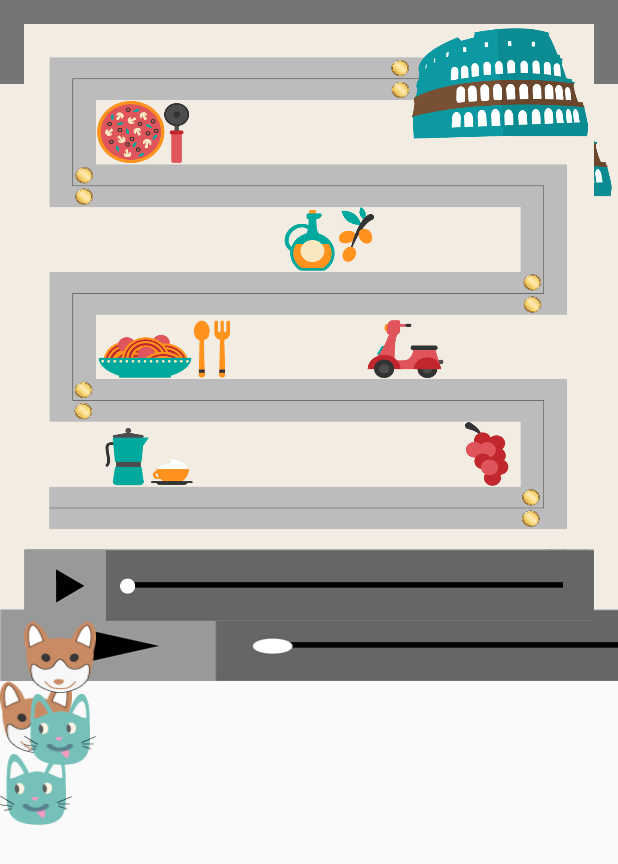
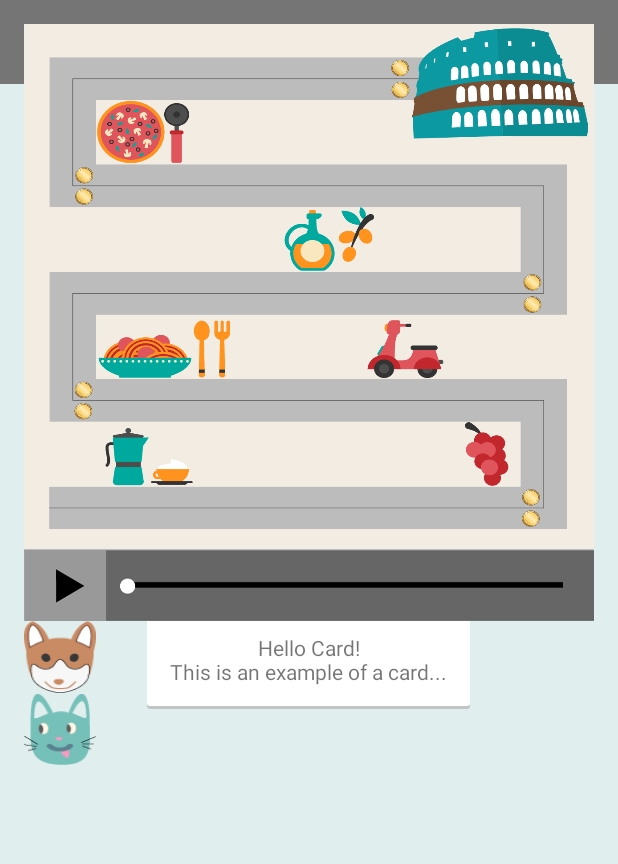
Before and after one commit to RahulJKVerma/kidsense, an Android app: the screen it shows after launch (MainActivity), on a phone screen of 412 x 824 dp. Shown: the top 864 px of the screen. Run offline under Robolectric (Android 15) with nearby library versions, the phone set to English and light mode, and no system bars; 1 statement that could not run was skipped.

Commit message:
card layout for Leaderboard

```diff
--- /dev/null
+++ b/TreasureTrail 2/app/src/main/res/drawable/layer_card_background.xml
@@ -0,0 +1,20 @@
+<?xml version="1.0" encoding="utf-8"?>
+<layer-list xmlns:android="http://schemas.android.com/apk/res/android">
+    <item>
+        <shape android:shape="rectangle">
+            <solid android:color="#CABBBBBB"/>
+            <corners android:radius="2dp" />
+        </shape>
+    </item>
+
+    <item
+        android:left="0dp"
+        android:right="0dp"
+        android:top="0dp"
+        android:bottom="2dp">
+        <shape android:shape="rectangle">
+            <solid android:color="@android:color/white"/>
+            <corners android:radius="2dp" />
+        </shape>
+    </item>
+</layer-list>
--- a/TreasureTrail 2/app/src/main/res/layout/leaderboardfragment.xml
+++ b/TreasureTrail 2/app/src/main/res/layout/leaderboardfragment.xml
@@ -1,48 +1,18 @@
 <?xml version="1.0" encoding="utf-8"?>
-<LinearLayout xmlns:android="http://schemas.android.com/apk/res/android"
-    android:layout_width="match_parent"
-    android:layout_height="match_parent"
-    android:orientation="vertical"
-    android:id="@+id/leaderboardid">
-
-    <!--<ImageView
-        android:id="@+id/leaderboardid"
-        android:layout_width="fill_parent"
-        android:layout_height="fill_parent"
-        android:contentDescription="@string/leaderboard"
-        android:orientation="horizontal"
-        android:src="@drawable/a1" />-->
-    <ImageView
-        android:layout_width="match_parent"
-        android:layout_height="350dp"
-        android:id="@+id/bg"
-        android:background="@drawable/bg" />
-    <ImageView
-        android:layout_width="1000dp"
-        android:layout_height="48dp"
-        android:id="@+id/video"
-        android:background="@drawable/video"
-        android:layout_below="@+id/bg"
-        android:layout_alignParentRight="true"
-        android:layout_alignParentEnd="true" />
-
-    <ImageView
-        android:layout_width="48dp"
-        android:layout_height="48dp"
-        android:id="@+id/pet1"
-        android:background="@drawable/pet1"
-        android:layout_below="@+id/video"
-        android:layout_alignParentLeft="true"
-        />
-
-    <ImageView
-        android:layout_width="48dp"
-        android:layout_height="48dp"
-        android:id="@+id/pet2"
-        android:background="@drawable/pet2"
-        android:layout_below="@+id/pet1"
-        android:layout_alignParentLeft="true"
-        android:layout_alignParentStart="true" />
-
-
+<LinearLayout
+xmlns:android="http://schemas.android.com/apk/res/android"
+android:layout_width="match_parent"
+android:layout_height="match_parent"
+android:gravity="center"
+android:background="#E0EEEE"
+android:id="@+id/leaderboardid">
+<TextView
+    android:layout_width="wrap_content"
+    android:layout_height="wrap_content"
+    android:layout_gravity="center"
+    android:gravity="center"
+    android:layout_margin="15dp"
+    android:padding="15dp"
+    android:background="@drawable/layer_card_background"
+    android:text="Hello Card!\nThis is an example of a card..."/>
 </LinearLayout>
```
